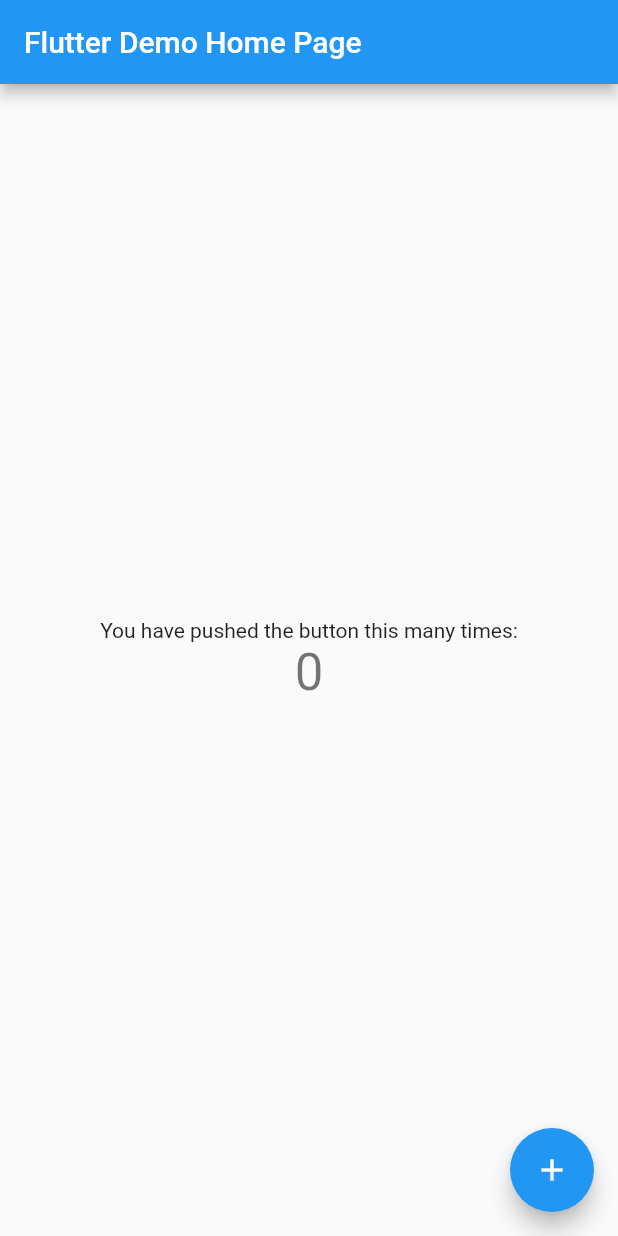
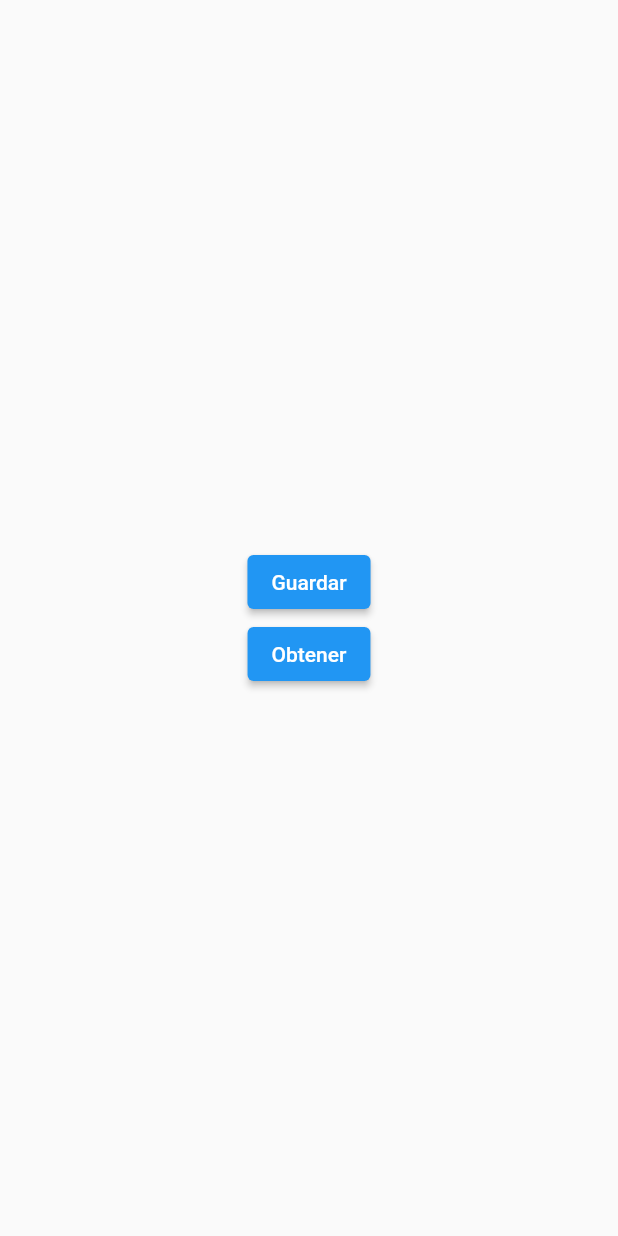
Before and after one commit to valegrei/codigo6_shared, a Flutter app: the screen it shows after launch, on a phone screen of 412 x 824 dp. Run offline on Flutter 3.47's test engine with Material 2 defaults, Android fonts, the phone set to English and light mode, and no system bars; our stand-ins replace shared_preferences.

```diff
--- a/lib/main.dart
+++ b/lib/main.dart
@@ -1,3 +1,4 @@
+import 'package:codigo6_shared/pages/home_page.dart';
 import 'package:flutter/material.dart';
 
 void main() {
@@ -7,109 +8,10 @@ void main() {
 class MyApp extends StatelessWidget {
   const MyApp({super.key});
 
-  // This widget is the root of your application.
   @override
   Widget build(BuildContext context) {
     return MaterialApp(
-      title: 'Flutter Demo',
-      theme: ThemeData(
-        // This is the theme of your application.
-        //
-        // Try running your application with "flutter run". You'll see the
-        // application has a blue toolbar. Then, without quitting the app, try
-        // changing the primarySwatch below to Colors.green and then invoke
-        // "hot reload" (press "r" in the console where you ran "flutter run",
-        // or simply save your changes to "hot reload" in a Flutter IDE).
-        // Notice that the counter didn't reset back to zero; the application
-        // is not restarted.
-        primarySwatch: Colors.blue,
-      ),
-      home: const MyHomePage(title: 'Flutter Demo Home Page'),
+      home: HomePage(),
     );
   }
 }
-
-class MyHomePage extends StatefulWidget {
-  const MyHomePage({super.key, required this.title});
-
-  // This widget is the home page of your application. It is stateful, meaning
-  // that it has a State object (defined below) that contains fields that affect
-  // how it looks.
-
-  // This class is the configuration for the state. It holds the values (in this
-  // case the title) provided by the parent (in this case the App widget) and
-  // used by the build method of the State. Fields in a Widget subclass are
-  // always marked "final".
-
-  final String title;
-
-  @override
-  State<MyHomePage> createState() => _MyHomePageState();
-}
-
-class _MyHomePageState extends State<MyHomePage> {
-  int _counter = 0;
-
-  void _incrementCounter() {
-    setState(() {
-      // This call to setState tells the Flutter framework that something has
-      // changed in this State, which causes it to rerun the build method below
-      // so that the display can reflect the updated values. If we changed
-      // _counter without calling setState(), then the build method would not be
-      // called again, and so nothing would appear to happen.
-      _counter++;
-    });
-  }
-
-  @override
-  Widget build(BuildContext context) {
-    // This method is rerun every time setState is called, for instance as done
-    // by the _incrementCounter method above.
-    //
-    // The Flutter framework has been optimized to make rerunning build methods
-    // fast, so that you can just rebuild anything that needs updating rather
-    // than having to individually change instances of widgets.
-    return Scaffold(
-      appBar: AppBar(
-        // Here we take the value from the MyHomePage object that was created by
-        // the App.build method, and use it to set our appbar title.
-        title: Text(widget.title),
-      ),
-      body: Center(
-        // Center is a layout widget. It takes a single child and positions it
-        // in the middle of the parent.
-        child: Column(
-          // Column is also a layout widget. It takes a list of children and
-          // arranges them vertically. By default, it sizes itself to fit its
-          // children horizontally, and tries to be as tall as its parent.
-          //
-          // Invoke "debug painting" (press "p" in the console, choose the
-          // "Toggle Debug Paint" action from the Flutter Inspector in Android
-          // Studio, or the "Toggle Debug Paint" command in Visual Studio Code)
-          // to see the wireframe for each widget.
-          //
-          // Column has various properties to control how it sizes itself and
-          // how it positions its children. Here we use mainAxisAlignment to
-          // center the children vertically; the main axis here is the vertical
-          // axis because Columns are vertical (the cross axis would be
-          // horizontal).
-          mainAxisAlignment: MainAxisAlignment.center,
-          children: <Widget>[
-            const Text(
-              'You have pushed the button this many times:',
-            ),
-            Text(
-              '$_counter',
-              style: Theme.of(context).textTheme.headline4,
-            ),
-          ],
-        ),
-      ),
-      floatingActionButton: FloatingActionButton(
-        onPressed: _incrementCounter,
-        tooltip: 'Increment',
-        child: const Icon(Icons.add),
-      ), // This trailing comma makes auto-formatting nicer for build methods.
-    );
-  }
-}
--- /dev/null
+++ b/lib/pages/home_page.dart
@@ -0,0 +1,41 @@
+import 'package:flutter/material.dart';
+import 'package:shared_preferences/shared_preferences.dart';
+
+class HomePage extends StatelessWidget {
+  save() async {
+    SharedPreferences mandarina = await SharedPreferences.getInstance();
+    mandarina.setString("name", "Victor Augusto Alegre");
+    mandarina.setInt("age", 28);
+    print("Guardando...");
+  }
+
+  getData() async{
+    SharedPreferences mandarina = await SharedPreferences.getInstance();
+    print(mandarina.getString("name"));
+    print(mandarina.getInt("age"));
+  }
+
+  const HomePage({super.key});
+
+  @override
+  Widget build(BuildContext context) {
+    // TODO: implement build
+    return Scaffold(
+      body: Center(
+        child: Column(
+          mainAxisAlignment: MainAxisAlignment.center,
+          children: [
+            ElevatedButton(
+                onPressed: () {
+                  save();
+                },
+                child: Text("Guardar")),
+            ElevatedButton(onPressed: () {
+              getData();
+            }, child: Text("Obtener")),
+          ],
+        ),
+      ),
+    );
+  }
+}
--- a/pubspec.yaml
+++ b/pubspec.yaml
@@ -36,6 +36,7 @@ dependencies:
   # The following adds the Cupertino Icons font to your application.
   # Use with the CupertinoIcons class for iOS style icons.
   cupertino_icons: ^1.0.2
+  shared_preferences: ^2.0.17
 
 dev_dependencies:
   flutter_test:
```
Also changed, not shown: pubspec.lock.
